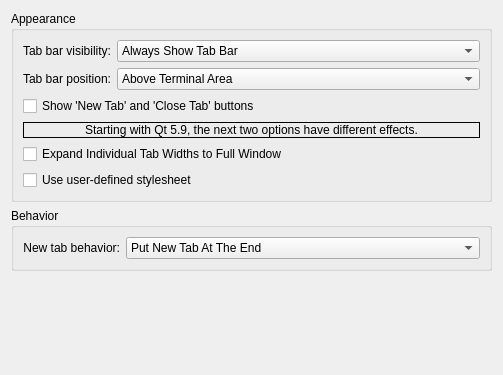
Above: src/settings/TabBarSettings.ui from KDE/konsole before the change. Below: the same form after it.
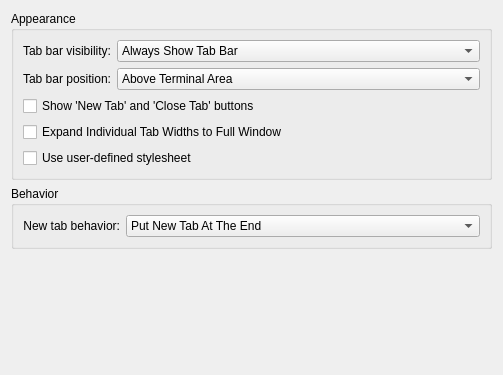
That is the form after the change. Custom widgets are drawn as their Qt base class.

Commit message: Since we now require Qt5.9+, remove info about < Qt5.9

Diff of the .ui file:
```diff
--- a/src/settings/TabBarSettings.ui
+++ b/src/settings/TabBarSettings.ui
@@ -62,14 +62,14 @@
         </property>
        </widget>
       </item>
-      <item row="4" column="0" colspan="2">
+      <item row="3" column="0" colspan="2">
        <widget class="QCheckBox" name="kcfg_ExpandTabWidth">
         <property name="text">
          <string>Expand Individual Tab Widths to Full Window</string>
         </property>
        </widget>
       </item>
-      <item row="5" column="2">
+      <item row="4" column="2">
        <widget class="KUrlRequester" name="kcfg_TabBarUserStyleSheetFile">
         <property name="sizePolicy">
          <sizepolicy hsizetype="Preferred" vsizetype="Fixed">
@@ -89,7 +89,7 @@
         </property>
        </widget>
       </item>
-      <item row="5" column="0" colspan="2">
+      <item row="4" column="0" colspan="2">
        <widget class="QCheckBox" name="kcfg_TabBarUseUserStyleSheet">
         <property name="text">
          <string>Use user-defined stylesheet</string>
@@ -116,25 +116,6 @@
         </item>
        </widget>
       </item>
-      <item row="3" column="0" colspan="3">
-       <widget class="QLabel" name="Qt59label">
-        <property name="frameShape">
-         <enum>QFrame::Box</enum>
-        </property>
-        <property name="frameShadow">
-         <enum>QFrame::Plain</enum>
-        </property>
-        <property name="text">
-         <string>Starting with Qt 5.9, the next two options have different effects.</string>
-        </property>
-        <property name="alignment">
-         <set>Qt::AlignCenter</set>
-        </property>
-        <property name="wordWrap">
-         <bool>true</bool>
-        </property>
-       </widget>
-      </item>
      </layout>
     </widget>
    </item>
```
